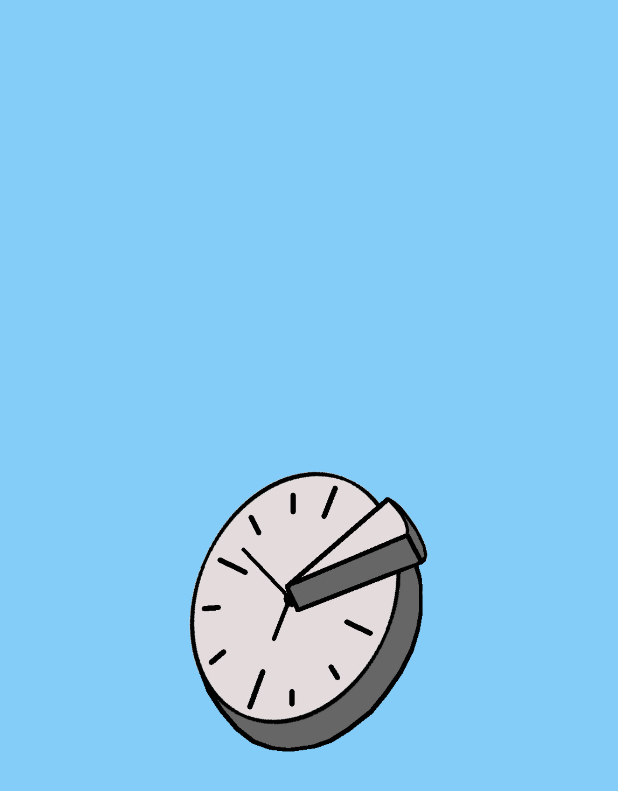
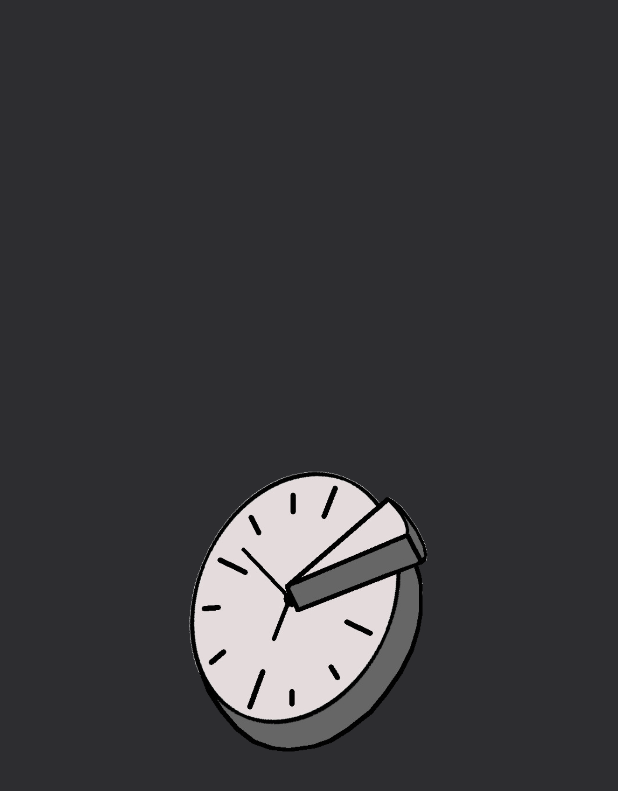
Before and after one commit to ST10090538/OPSC_Prototype, an Android app: the screen it shows after launch (MainActivity), on a phone screen of 412 x 824 dp. Shown: the top 791 px of the screen. Run offline under Robolectric (Android 15) with nearby library versions, the phone set to English and light mode, and no system bars.

Commit message:
Color Change

```diff
--- a/app/src/main/res/layout/welcome_page.xml
+++ b/app/src/main/res/layout/welcome_page.xml
@@ -5,7 +5,7 @@
     android:id="@+id/welcomePage"
     android:layout_width="match_parent"
     android:layout_height="match_parent"
-    android:background="@color/blue">
+    android:background="#2D2D30">
 
     <ImageView
         android:id="@+id/imageView"
```
